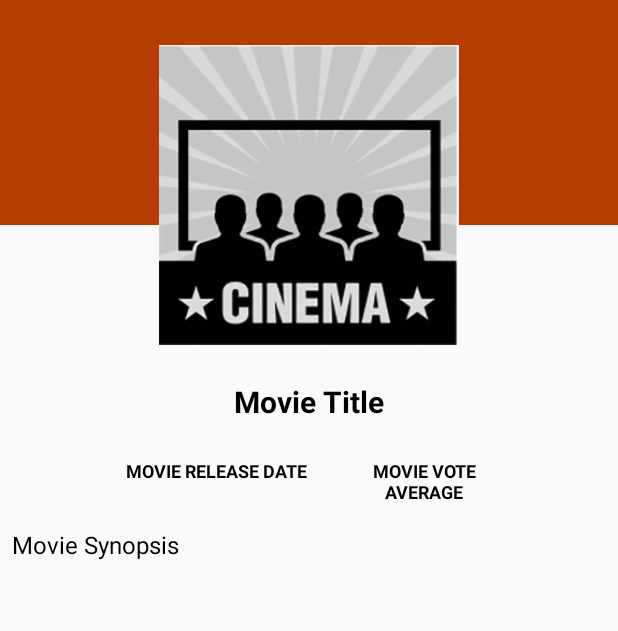
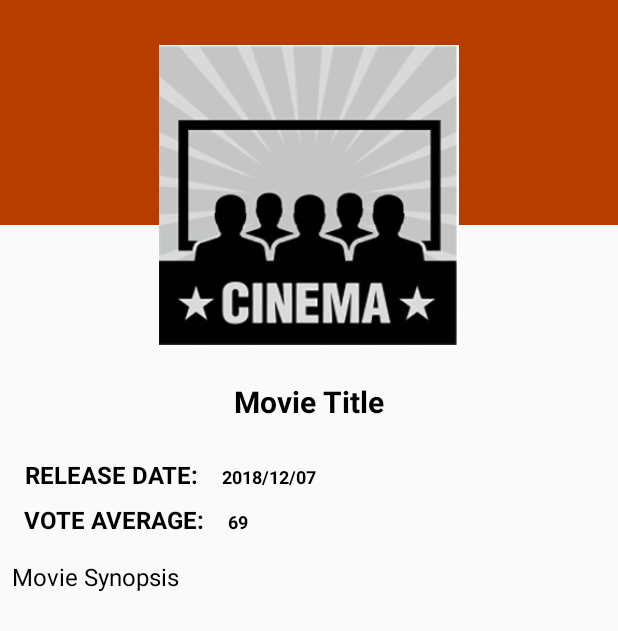
Before and after one commit to Yosolita1978/PopularMovies, an Android app: the layout activity_detail.xml on its own in the app's theme, with its tools: preview values and no code run, on a phone screen of 412 x 824 dp. Shown: the top 631 px of the screen. Run offline under Robolectric (Android 15) with nearby library versions, the phone set to English and light mode, and no system bars.

Commit message:
Layout details for desing

```diff
--- a/app/src/main/java/co/yosola/popularmovies/MainActivity.java
+++ b/app/src/main/java/co/yosola/popularmovies/MainActivity.java
@@ -70,6 +70,7 @@ public class MainActivity extends AppCompatActivity implements MovieAdapter.List
             startMovieSearch(POPULAR);
         } else {
             showErrorMessage();
+            mErrorMessageDisplay.setText(R.string.error_message_internet);
         }
 
     }
@@ -107,7 +108,7 @@ public class MainActivity extends AppCompatActivity implements MovieAdapter.List
     @Override
     public void onListItemClick(Movie movie) {
 
-        Toast.makeText(this.getBaseContext(), "List item clicked!" + movie.getmMovieTitle(), Toast.LENGTH_LONG).show();
+        //Toast.makeText(this.getBaseContext(), "List item clicked!" + movie.getmMovieTitle(), Toast.LENGTH_LONG).show();
         Intent intent = new Intent(MainActivity.this, DetailActivity.class);
         intent.putExtra("movie_title", movie.getmMovieTitle());
         intent.putExtra("movie_release", movie.getmMovieReleaseDate());
@@ -170,6 +171,7 @@ public class MainActivity extends AppCompatActivity implements MovieAdapter.List
                 showJSONData(jsonData);
             } else {
                 showErrorMessage();
+                mErrorMessageDisplay.setText(R.string.error_message);
             }
         }
     }
--- a/app/src/main/res/layout/activity_detail.xml
+++ b/app/src/main/res/layout/activity_detail.xml
@@ -54,18 +54,31 @@
             tools:text="@string/movie_title_detail" />
 
         <LinearLayout
-            android:id="@+id/movie_details"
+            android:id="@+id/movie_labels"
             android:layout_width="wrap_content"
             android:layout_height="wrap_content"
             android:layout_below="@+id/movie_title_detail"
             android:orientation="horizontal"
-            android:layout_centerHorizontal="true"
             android:paddingBottom="@dimen/dimen_8dp"
             android:weightSum="2">
 
             <TextView
+                android:id="@+id/movie_release_label"
+                android:layout_width="wrap_content"
+                android:layout_height="wrap_content"
+                android:layout_marginLeft="@dimen/dimen_16dp"
+                android:layout_marginStart="@dimen/dimen_16dp"
+                android:layout_weight="1"
+                android:textAlignment="center"
+                android:textAllCaps="true"
+                android:textColor="@color/textOnAccent"
+                android:textSize="@dimen/font_medium"
+                android:textStyle="bold"
+                android:text="@string/movie_release_label" />
+
+            <TextView
                 android:id="@+id/movie_release_date_detail"
-                android:layout_width="0dp"
+                android:layout_width="wrap_content"
                 android:layout_height="wrap_content"
                 android:layout_marginLeft="@dimen/dimen_16dp"
                 android:layout_marginStart="@dimen/dimen_16dp"
@@ -77,9 +90,34 @@
                 android:textStyle="bold"
                 android:text="@string/movie_release_date_detail" />
 
+        </LinearLayout>
+
+
+        <LinearLayout
+            android:id="@+id/movie_details"
+            android:layout_width="wrap_content"
+            android:layout_height="wrap_content"
+            android:layout_below="@+id/movie_labels"
+            android:orientation="horizontal"
+            android:paddingBottom="@dimen/dimen_8dp"
+            android:weightSum="2">
+
+            <TextView
+                android:id="@+id/movie_vote_label"
+                android:layout_width="wrap_content"
+                android:layout_height="wrap_content"
+                android:layout_marginLeft="@dimen/dimen_16dp"
+                android:layout_marginStart="@dimen/dimen_16dp"
+                android:layout_weight="1"
+                android:textAllCaps="true"
+                android:textColor="@color/textOnAccent"
+                android:textSize="@dimen/font_medium"
+                android:textStyle="bold"
+                android:text="@string/movie_vote_label" />
+
             <TextView
                 android:id="@+id/movie_vote_detail"
-                android:layout_width="0dp"
+                android:layout_width="wrap_content"
                 android:layout_height="wrap_content"
                 android:layout_marginLeft="@dimen/dimen_16dp"
                 android:layout_marginStart="@dimen/dimen_16dp"
--- a/app/src/main/res/values/strings.xml
+++ b/app/src/main/res/values/strings.xml
@@ -3,7 +3,10 @@
 
     <string name="movie_poster_description">Movie Poster</string>
 
-    <string name="error_message">Error fetching Data</string>
+    <!-- Error messages-->
+    <string name="error_message">Movie data not available</string>
+
+    <string name="error_message_internet">Oops, it seems that you phone doesn\'t have Internet connection</string>
 
     <string name="settings">Settings</string>
 
@@ -24,9 +27,11 @@
 
     <!-- Content descriptions-->
     <string name="movie_title_detail">Movie Title</string>
-    <string name="movie_release_date_detail">Movie Release Date</string>
+    <string name="movie_release_label">Release Date: </string>
+    <string name="movie_release_date_detail">2018/12/07</string>
     <string name="movie_synopsis">Movie Synopsis</string>
-    <string name="movie_vote_average_detail">Movie Vote Average</string>
+    <string name="movie_vote_label">Vote Average: </string>
+    <string name="movie_vote_average_detail">69</string>
 
 
 </resources>
```
